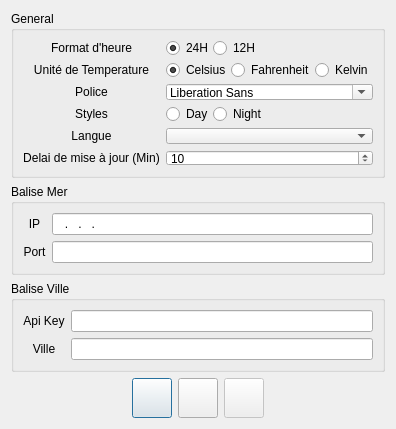
Qt form settingsdlg.ui (aiekick/ProjectStationMeteo) before a commit.
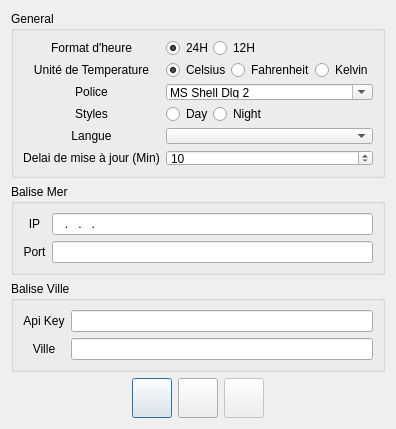
The same form after that commit. Icons and pictures are not drawn.

Diff of the .ui file:
```diff
--- a/settingsdlg.ui
+++ b/settingsdlg.ui
@@ -210,7 +210,11 @@
          <widget class="QComboBox" name="cbLanguage"/>
         </item>
         <item row="2" column="1">
-         <widget class="QFontComboBox" name="cbFontFamily"/>
+         <widget class="QFontComboBox" name="cbFontFamily">
+          <property name="currentText">
+           <string notr="true">MS Shell Dlg 2</string>
+          </property>
+         </widget>
         </item>
         <item row="2" column="0">
          <widget class="QLabel" name="label_7">
```
Left out of the diff: 19 changed lines with no effect on the pictures.
